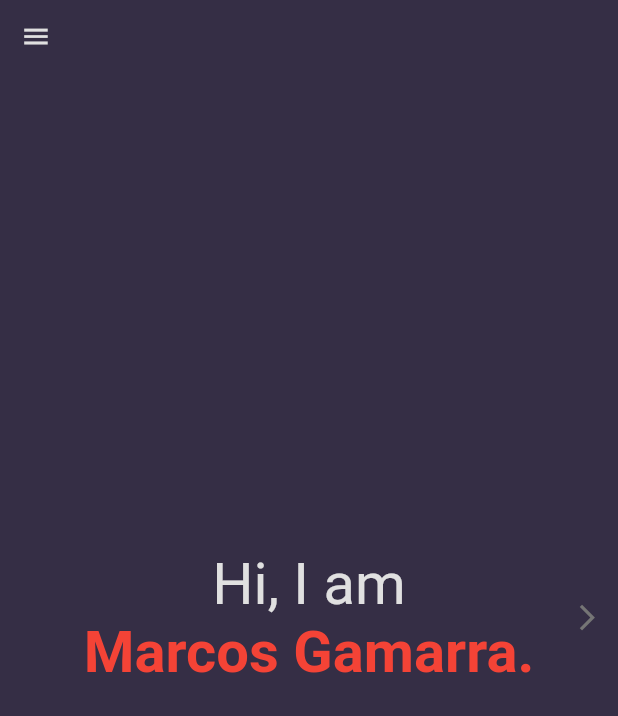
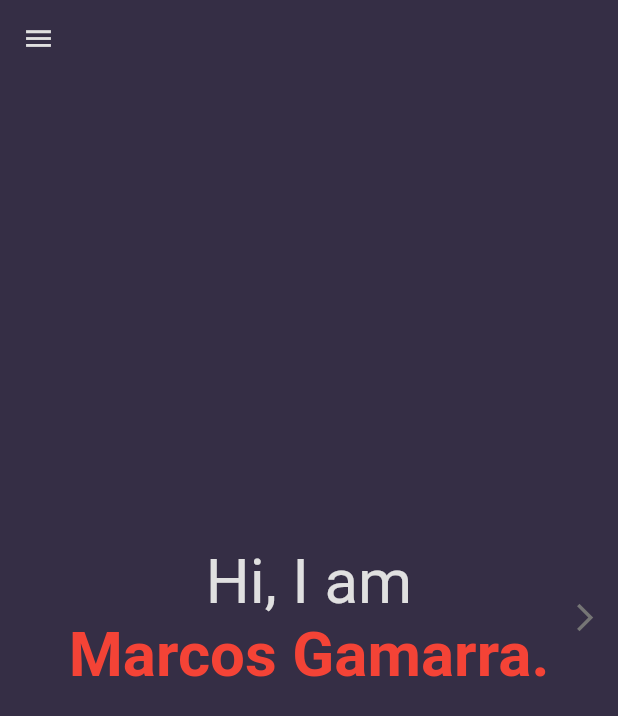
Before and after one commit to Marcos-Gamarra/personal_website_flutter, a Flutter app: the screen it shows after launch, on a phone screen of 412 x 824 dp. Shown: the top 716 px of the screen. Run offline on Flutter 3.47's test engine with Material 2 defaults, Android fonts, the light colour scheme and no system bars; our stand-ins replace font_awesome_flutter, responsive_framework; missing offline and left inert: dart:html.

Commit message:
modified icons

```diff
--- a/lib/main.dart
+++ b/lib/main.dart
@@ -17,8 +17,6 @@ class MyApp extends StatelessWidget {
     return MaterialApp(
       builder: (context, child) => ResponsiveWrapper.builder(
         child,
-        maxWidth: 1200,
-        minWidth: 480,
         defaultScale: true,
         breakpoints: [
           const ResponsiveBreakpoint.resize(480, name: MOBILE),
@@ -30,7 +28,7 @@ class MyApp extends StatelessWidget {
         ),
       ),
       debugShowCheckedModeBanner: false,
-      title: 'Flutter Demo',
+      title: 'Marcos Gamarra',
       theme: ThemeData(
         scaffoldBackgroundColor: const Color(0xff352e45),
       ),
```
Also changed, not shown: 15 other files.
